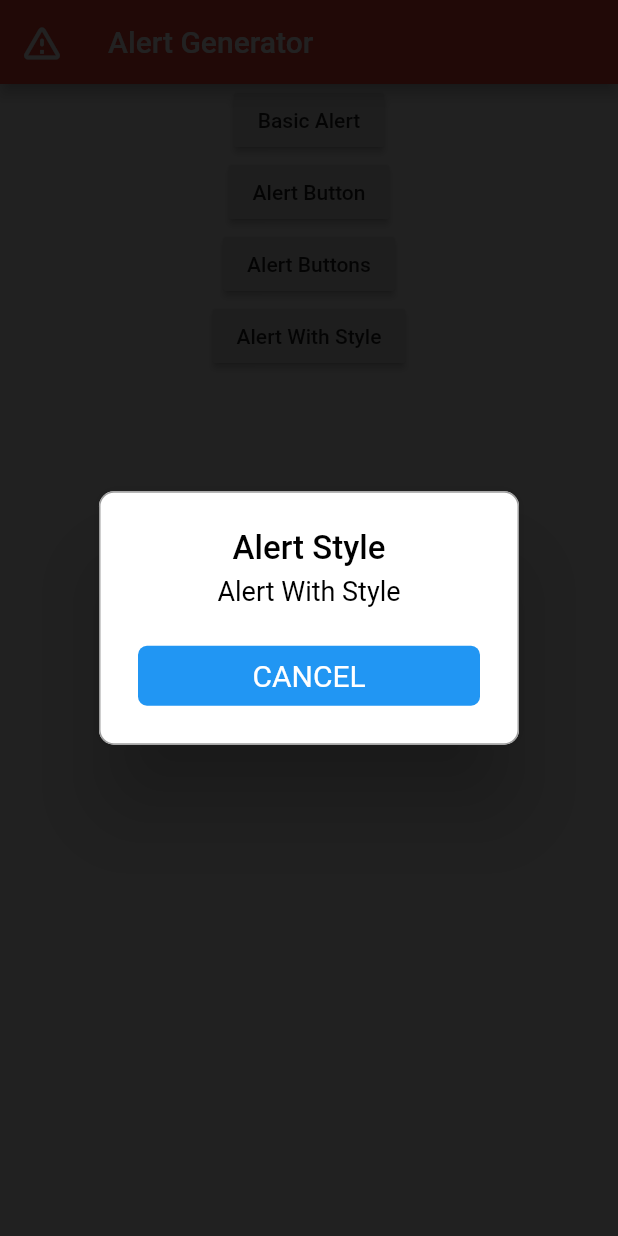
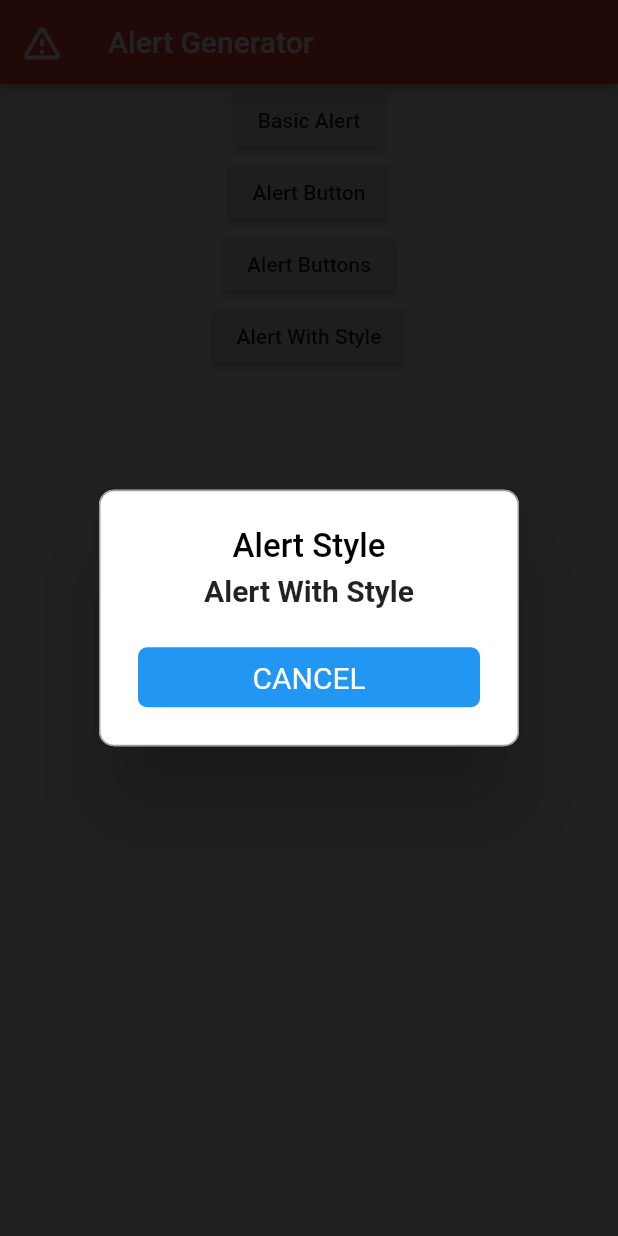
Before and after one commit to harshilgupta-dev/Alert_Generator, a Flutter app: the screen it shows after launch, after a tap on "Alert With Style", on a phone screen of 412 x 824 dp. Run offline on Flutter 3.47's test engine with Material 2 defaults, Android fonts, the phone set to English and light mode, and no system bars; drawn by our look-alikes of rflutter_alert.

Commit message:
change descStyle

```diff
--- a/lib/main.dart
+++ b/lib/main.dart
@@ -132,6 +132,9 @@ AlertStyle alertStyle(){
   return AlertStyle(
     animationType: AnimationType.grow,
     animationDuration: Duration(milliseconds: 650),
-    isCloseButton: false
+    isCloseButton: false,
+    descStyle: TextStyle(
+      fontWeight: FontWeight.bold,
+    ),
   );
 }
```
